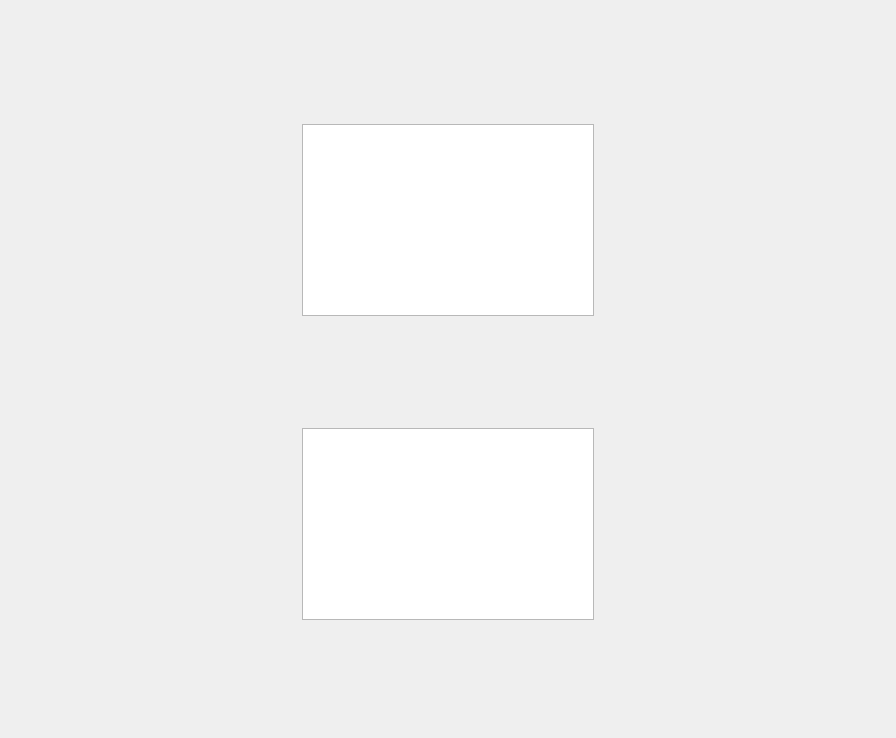
Above: sources/Market.ui from Groundy/CrackerJack before the change. Below: the same form after it.
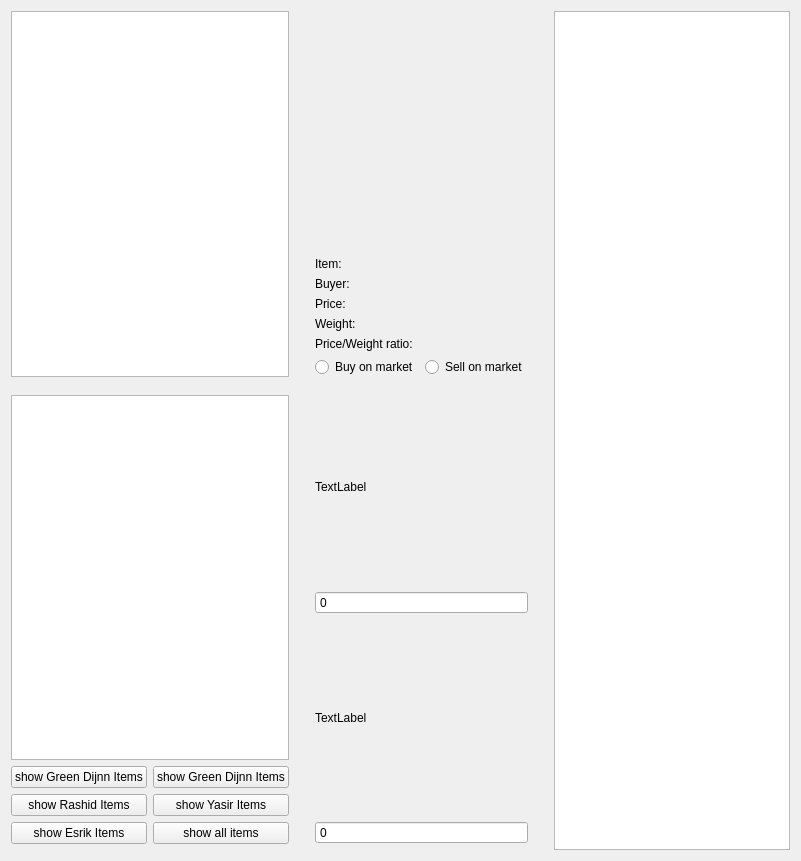
That is the form after the change.

Patch:
```diff
--- a/sources/Market.ui
+++ b/sources/Market.ui
@@ -6,8 +6,8 @@
    <rect>
     <x>0</x>
     <y>0</y>
-    <width>896</width>
-    <height>738</height>
+    <width>801</width>
+    <height>861</height>
    </rect>
   </property>
   <property name="windowTitle">
@@ -16,36 +16,33 @@
   <layout class="QGridLayout" name="gridLayout_2">
    <item row="0" column="0">
     <layout class="QGridLayout" name="gridLayout">
-     <item row="3" column="1">
-      <widget class="QListView" name="itemList"/>
-     </item>
-     <item row="0" column="1">
-      <spacer name="verticalSpacer_2">
-       <property name="orientation">
-        <enum>Qt::Vertical</enum>
-       </property>
-       <property name="sizeHint" stdset="0">
-        <size>
-         <width>20</width>
-         <height>40</height>
-        </size>
-       </property>
-      </spacer>
-     </item>
-     <item row="2" column="1">
-      <spacer name="verticalSpacer_3">
-       <property name="orientation">
-        <enum>Qt::Vertical</enum>
-       </property>
-       <property name="sizeHint" stdset="0">
-        <size>
-         <width>20</width>
-         <height>40</height>
-        </size>
-       </property>
-      </spacer>
-     </item>
-     <item row="0" column="0" rowspan="5">
+     <item row="0" column="0">
+      <layout class="QGridLayout" name="gridLayout_3">
+       <item row="5" column="1">
+        <widget class="QPushButton" name="pushButton_2">
+         <property name="text">
+          <string>show Green Dijnn Items</string>
+         </property>
+        </widget>
+       </item>
+       <item row="4" column="0" colspan="2">
+        <widget class="QListWidget" name="itemList"/>
+       </item>
+       <item row="6" column="0">
+        <widget class="QPushButton" name="pushButton_3">
+         <property name="text">
+          <string>show Rashid Items</string>
+         </property>
+        </widget>
+       </item>
+       <item row="6" column="1">
+        <widget class="QPushButton" name="pushButton_4">
+         <property name="text">
+          <string>show Yasir Items</string>
+         </property>
+        </widget>
+       </item>
+       <item row="1" column="2" rowspan="8">
       <spacer name="horizontalSpacer">
        <property name="orientation">
         <enum>Qt::Horizontal</enum>
@@ -58,21 +55,33 @@
        </property>
       </spacer>
      </item>
-     <item row="0" column="2" rowspan="5">
-      <spacer name="horizontalSpacer_2">
-       <property name="orientation">
-        <enum>Qt::Horizontal</enum>
-       </property>
-       <property name="sizeHint" stdset="0">
-        <size>
-         <width>40</width>
-         <height>20</height>
-        </size>
-       </property>
-      </spacer>
-     </item>
+       <item row="5" column="0">
+        <widget class="QPushButton" name="pushButton">
+         <property name="text">
+          <string>show Green Dijnn Items</string>
+         </property>
+        </widget>
+       </item>
+       <item row="1" column="3">
+        <layout class="QGridLayout" name="gridLayout_4">
      <item row="4" column="1">
-      <spacer name="verticalSpacer">
+          <widget class="QRadioButton" name="radioButton_2">
+           <property name="text">
+            <string>Sell on market</string>
+           </property>
+          </widget>
+         </item>
+         <item row="4" column="0">
+          <widget class="QRadioButton" name="radioButton">
+           <property name="text">
+            <string>Buy on market</string>
+           </property>
+          </widget>
+         </item>
+         <item row="3" column="0" colspan="2">
+          <layout class="QVBoxLayout" name="verticalLayout">
+           <item>
+            <spacer name="verticalSpacer_2">
        <property name="orientation">
         <enum>Qt::Vertical</enum>
        </property>
@@ -84,8 +93,135 @@
        </property>
       </spacer>
      </item>
-     <item row="1" column="1">
-      <widget class="QListView" name="categoriesList"/>
+           <item>
+            <widget class="QLabel" name="itemNameLabel">
+             <property name="maximumSize">
+              <size>
+               <width>16777215</width>
+               <height>25</height>
+              </size>
+             </property>
+             <property name="text">
+              <string>Item: </string>
+             </property>
+            </widget>
+           </item>
+           <item>
+            <widget class="QLabel" name="buyerLabel">
+             <property name="maximumSize">
+              <size>
+               <width>16777215</width>
+               <height>25</height>
+              </size>
+             </property>
+             <property name="text">
+              <string>Buyer: </string>
+             </property>
+            </widget>
+           </item>
+           <item>
+            <widget class="QLabel" name="priceLabel">
+             <property name="maximumSize">
+              <size>
+               <width>16777215</width>
+               <height>25</height>
+              </size>
+             </property>
+             <property name="text">
+              <string>Price:</string>
+             </property>
+            </widget>
+           </item>
+           <item>
+            <widget class="QLabel" name="weightLabel">
+             <property name="maximumSize">
+              <size>
+               <width>16777215</width>
+               <height>25</height>
+              </size>
+             </property>
+             <property name="text">
+              <string>Weight:</string>
+             </property>
+            </widget>
+           </item>
+           <item>
+            <widget class="QLabel" name="priceWeightRatioLabel">
+             <property name="text">
+              <string>Price/Weight ratio:</string>
+             </property>
+            </widget>
+           </item>
+          </layout>
+         </item>
+        </layout>
+       </item>
+       <item row="7" column="1">
+        <widget class="QPushButton" name="pushButton_5">
+         <property name="text">
+          <string>show all items</string>
+         </property>
+        </widget>
+       </item>
+       <item row="1" column="0" colspan="2">
+        <widget class="QListWidget" name="categoriesWindow"/>
+       </item>
+       <item row="1" column="5" rowspan="8">
+        <widget class="QListWidget" name="listWidget"/>
+       </item>
+       <item row="7" column="0">
+        <widget class="QPushButton" name="pushButton_6">
+         <property name="text">
+          <string>show Esrik Items</string>
+         </property>
+        </widget>
+       </item>
+       <item row="1" column="4" rowspan="8">
+        <spacer name="horizontalSpacer_2">
+         <property name="orientation">
+          <enum>Qt::Horizontal</enum>
+         </property>
+         <property name="sizeHint" stdset="0">
+          <size>
+           <width>40</width>
+           <height>20</height>
+          </size>
+         </property>
+        </spacer>
+       </item>
+       <item row="3" column="3" rowspan="5">
+        <layout class="QVBoxLayout" name="verticalLayout_2">
+         <item>
+          <widget class="QLabel" name="label">
+           <property name="text">
+            <string>TextLabel</string>
+           </property>
+          </widget>
+         </item>
+         <item>
+          <widget class="QSpinBox" name="spinBox">
+           <property name="buttonSymbols">
+            <enum>QAbstractSpinBox::NoButtons</enum>
+           </property>
+          </widget>
+         </item>
+         <item>
+          <widget class="QLabel" name="label_2">
+           <property name="text">
+            <string>TextLabel</string>
+           </property>
+          </widget>
+         </item>
+         <item>
+          <widget class="QSpinBox" name="spinBox_2">
+           <property name="buttonSymbols">
+            <enum>QAbstractSpinBox::NoButtons</enum>
+           </property>
+          </widget>
+         </item>
+        </layout>
+       </item>
+      </layout>
      </item>
     </layout>
    </item>
```
Lines whose indentation alone changed are shown as unchanged.
